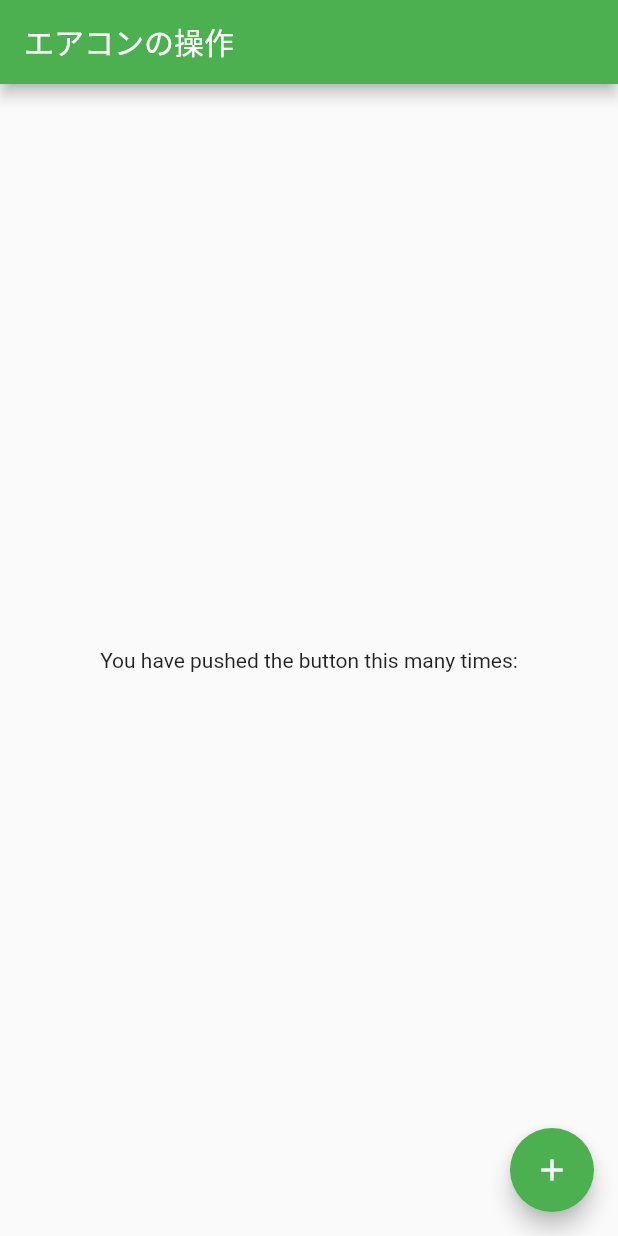
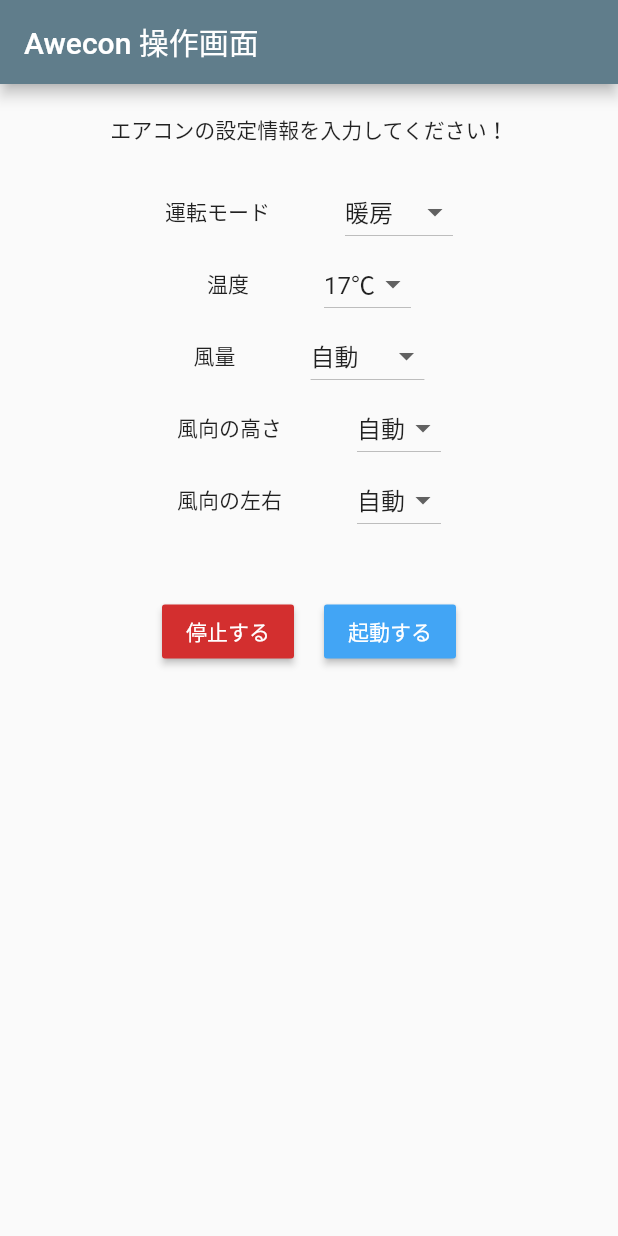
Before and after one commit to Alesion30/aweconMobile, a Flutter app: the screen it shows after launch, on a phone screen of 412 x 824 dp. Run offline on Flutter 3.47's test engine with Material 2 defaults, Android fonts, the phone set to English and light mode, and no system bars.

Commit message:
UIの作成

```diff
--- /dev/null
+++ b/lib/components/CustomButton.dart
@@ -0,0 +1,22 @@
+import 'package:flutter/material.dart';
+
+class CustomButton extends StatelessWidget {
+  final String text;
+  final Color color;
+  final Color textColor;
+  final void Function() onPressed;
+  CustomButton({this.text, this.color, this.textColor, this.onPressed});
+
+  @override
+  Widget build(BuildContext context) {
+    return Padding(
+      padding: EdgeInsets.only(right: 10, left: 10),
+      child: RaisedButton(
+        child: Text(text),
+        color: color,
+        textColor: textColor,
+        onPressed: onPressed,
+      ),
+    );
+  }
+}
--- /dev/null
+++ b/lib/components/custom_dropdown_button.dart
@@ -0,0 +1,27 @@
+import 'package:flutter/material.dart';
+
+class CustomDropdownButton extends StatelessWidget {
+  final String label;
+  final dynamic value;
+  final List<DropdownMenuItem<dynamic>> items;
+  final void Function(dynamic) onChanged;
+  CustomDropdownButton({this.label, this.value, this.items, this.onChanged});
+
+  @override
+  Widget build(BuildContext context) {
+    return Row(
+      mainAxisAlignment: MainAxisAlignment.center,
+      children: [
+        Padding(
+          padding: EdgeInsets.only(right: 50),
+          child: Text(label),
+        ),
+        DropdownButton(
+          value: value,
+          items: items,
+          onChanged: onChanged,
+        ),
+      ],
+    );
+  }
+}
--- /dev/null
+++ b/lib/data/SettingItems.dart
@@ -0,0 +1,78 @@
+import 'package:flutter/material.dart';
+
+class SettingItems {
+  static List<DropdownMenuItem<int>> mode = [
+    DropdownMenuItem(
+      child: Text("オート"),
+      value: 1,
+    ),
+    DropdownMenuItem(
+      child: Text("暖房"),
+      value: 2,
+    ),
+    DropdownMenuItem(
+      child: Text("冷房"),
+      value: 3,
+    ),
+    DropdownMenuItem(
+      child: Text("除湿"),
+      value: 4,
+    ),
+  ];
+
+  static List<int> tempList = [
+    16,
+    17,
+    18,
+    19,
+    20,
+    21,
+    22,
+    23,
+    24,
+    25,
+    26,
+    27,
+    28,
+    29
+  ];
+  static List<DropdownMenuItem<int>> temp = tempList
+      .map((_temp) => DropdownMenuItem(
+            child: Text("$_temp℃"),
+            value: _temp - 15,
+          ))
+      .toList();
+
+  static List<DropdownMenuItem<int>> fan = [
+    DropdownMenuItem(
+      child: Text("自動"),
+      value: 1,
+    ),
+    DropdownMenuItem(
+      child: Text("風量:小"),
+      value: 2,
+    ),
+    DropdownMenuItem(
+      child: Text("風量:中"),
+      value: 3,
+    ),
+    DropdownMenuItem(
+      child: Text("風量:大"),
+      value: 4,
+    ),
+  ];
+
+  static List<DropdownMenuItem<int>> vdir = [
+    DropdownMenuItem(
+      child: Text("自動"),
+      value: 1,
+    ),
+  ];
+
+  static List<DropdownMenuItem<int>> hdir = [
+    DropdownMenuItem(
+      child: Text("自動"),
+      value: 1,
+    ),
+  ];
+}
--- /dev/null
+++ b/lib/models/setting.dart
@@ -0,0 +1,7 @@
+class Setting {
+  int mode;
+  int fan;
+  int temp;
+  int vdir;
+  int hdir;
+}
--- a/lib/route.dart
+++ b/lib/route.dart
@@ -6,7 +6,7 @@ class MyApp extends StatelessWidget {
   Widget build(BuildContext context) {
     return MaterialApp(
       title: 'AWECON',
-      theme: ThemeData(primarySwatch: Colors.green),
+      theme: ThemeData(primarySwatch: Colors.blueGrey),
       initialRoute: '/',
       routes: <String, WidgetBuilder>{
         '/': (BuildContext context) => ControlPage(),
--- a/lib/views/control_page.dart
+++ b/lib/views/control_page.dart
@@ -1,3 +1,6 @@
+import 'package:awecon/components/CustomButton.dart';
+import 'package:awecon/components/custom_dropdown_button.dart';
+import 'package:awecon/data/SettingItems.dart';
 import 'package:flutter/material.dart';
 
 class ControlPage extends StatelessWidget {
@@ -5,22 +8,70 @@ class ControlPage extends StatelessWidget {
   Widget build(BuildContext context) {
     return Scaffold(
       appBar: AppBar(
-        title: Text('エアコンの操作'),
+        title: Text('Awecon 操作画面'),
       ),
-      body: Center(
+      body: Container(
+        padding: EdgeInsets.all(20.0),
         child: Column(
-          mainAxisAlignment: MainAxisAlignment.center,
-          children: <Widget>[
-            Text(
-              'You have pushed the button this many times:',
+          children: [
+            Padding(
+              padding: EdgeInsets.only(bottom: 20),
+              child: Text(
+                'エアコンの設定情報を入力してください！',
+              ),
             ),
+            CustomDropdownButton(
+              label: '運転モード',
+              value: 2,
+              items: SettingItems.mode,
+              onChanged: (value) {},
+            ),
+            CustomDropdownButton(
+              label: '温度',
+              value: 2,
+              items: SettingItems.temp,
+              onChanged: (value) {},
+            ),
+            CustomDropdownButton(
+              label: '風量',
+              value: 1,
+              items: SettingItems.fan,
+              onChanged: (value) {},
+            ),
+            CustomDropdownButton(
+              label: '風向の高さ',
+              value: 1,
+              items: SettingItems.vdir,
+              onChanged: (value) {},
+            ),
+            CustomDropdownButton(
+              label: '風向の左右',
+              value: 1,
+              items: SettingItems.hdir,
+              onChanged: (value) {},
+            ),
+            Padding(
+              padding: EdgeInsets.only(top: 40),
+              child: Row(
+                mainAxisAlignment: MainAxisAlignment.center,
+                children: [
+                  CustomButton(
+                    text: '停止する',
+                    color: Colors.red[700],
+                    textColor: Colors.white,
+                    onPressed: () {},
+                  ),
+                  CustomButton(
+                    text: '起動する',
+                    color: Colors.blue[400],
+                    textColor: Colors.white,
+                    onPressed: () {},
+                  ),
+                ],
+              ),
+            )
           ],
         ),
-      ),
-      floatingActionButton: FloatingActionButton(
-        onPressed: () {},
-        tooltip: 'Increment',
-        child: Icon(Icons.add),
       ),
     );
   }
```
